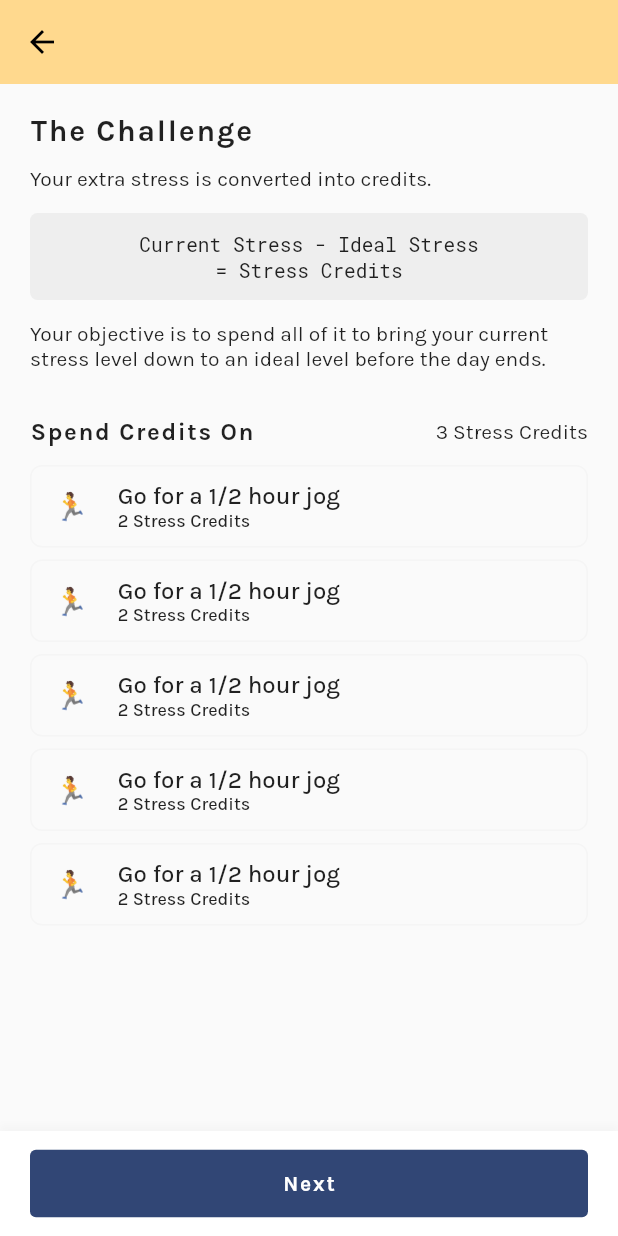
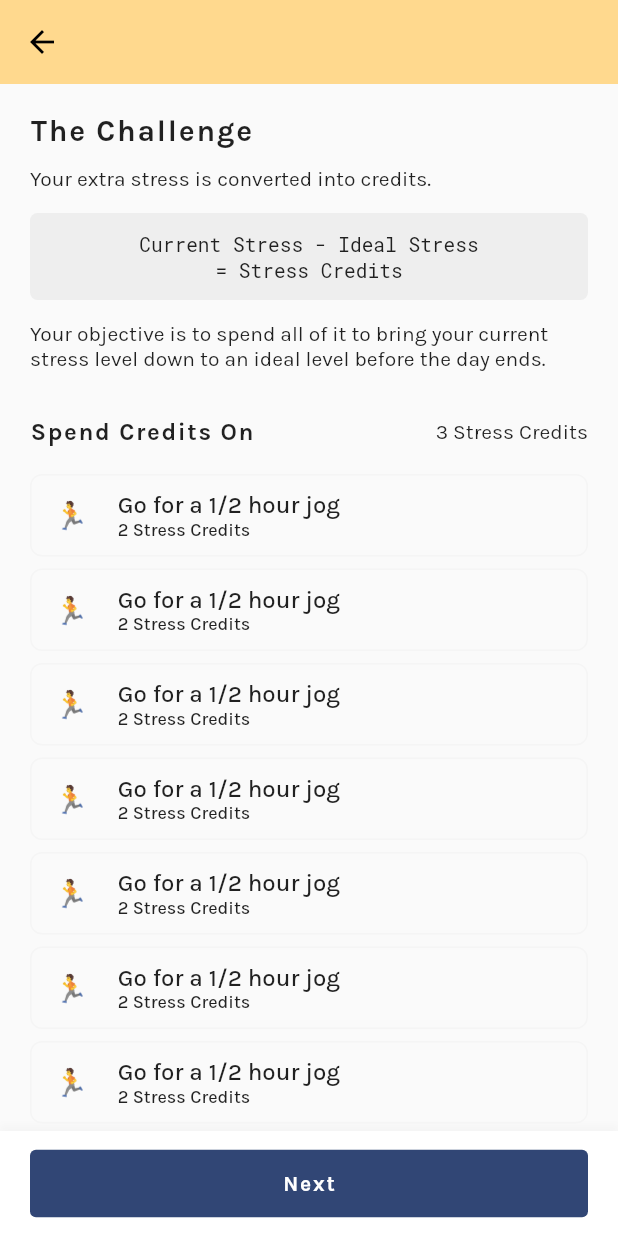
Before and after one commit to chuabingquan/helm, a Flutter app: the ChallengeScreen screen opened by its route, on a phone screen of 412 x 824 dp. Run offline on Flutter 3.47's test engine with Material 2 defaults, Android fonts, the phone set to English and light mode, and no system bars; our stand-ins replace flutter_svg, google_fonts.

Commit message:
Refactor challenge screen's credits scroll UI

```diff
--- a/lib/screens/challenge_screen.dart
+++ b/lib/screens/challenge_screen.dart
@@ -30,15 +30,15 @@ class ChallengeScreen extends StatelessWidget {
               builder: (ctx, constraints) => Container(
                 width: double.infinity,
                 height: constraints.maxHeight - 67.0,
-                padding: const EdgeInsets.fromLTRB(20.0, 0.0, 20.0, 0.0),
-                child: SingleChildScrollView(
+                padding: const EdgeInsets.fromLTRB(20.0, 20.0, 20.0, 0.0),
                 child: Column(
                   mainAxisSize: MainAxisSize.min,
                   crossAxisAlignment: CrossAxisAlignment.start,
                   children: <Widget>[
-                      SizedBox(
-                        height: 20.0,
-                      ),
+                    Column(
+                      mainAxisSize: MainAxisSize.min,
+                      crossAxisAlignment: CrossAxisAlignment.start,
+                      children: <Widget>[
                         Flexible(
                           child: FittedBox(
                             child: Text(
@@ -97,9 +97,15 @@ class ChallengeScreen extends StatelessWidget {
                             ),
                           ),
                         ),
+                      ],
+                    ),
                     SizedBox(
                       height: 30.0,
                     ),
+                    Expanded(
+                      child: Column(
+                        mainAxisSize: MainAxisSize.min,
+                        children: <Widget>[
                           Row(
                             mainAxisAlignment: MainAxisAlignment.spaceBetween,
                             children: <Widget>[
@@ -128,14 +134,11 @@ class ChallengeScreen extends StatelessWidget {
                             ],
                           ),
                           SizedBox(
-                        height: 9.0,
+                            height: 15.0,
                           ),
                           Flexible(
-                        fit: FlexFit.loose,
                             child: ListView.builder(
-                          physics: NeverScrollableScrollPhysics(),
-                          shrinkWrap: true,
-                          itemCount: 5,
+                              itemCount: 50,
                               itemBuilder: (ctx, index) => Padding(
                                 padding: const EdgeInsets.symmetric(
                                   vertical: 4.0,
@@ -150,11 +153,10 @@ class ChallengeScreen extends StatelessWidget {
                               ),
                             ),
                           ),
-                      SizedBox(
-                        height: 5.0,
+                        ],
+                      ),
                     ),
                   ],
-                  ),
                 ),
               ),
             ),
```
Lines whose indentation alone changed are shown as unchanged.
